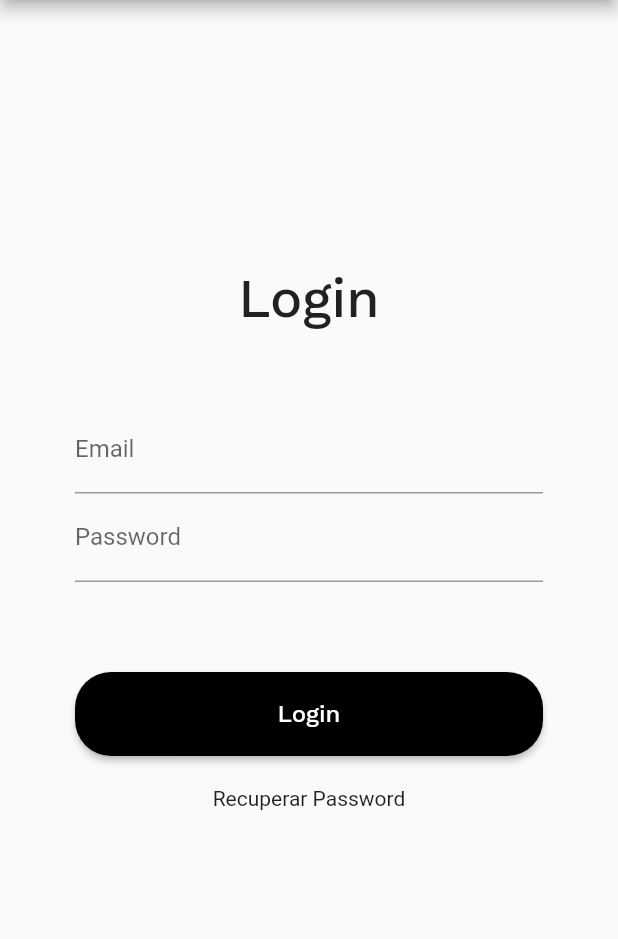
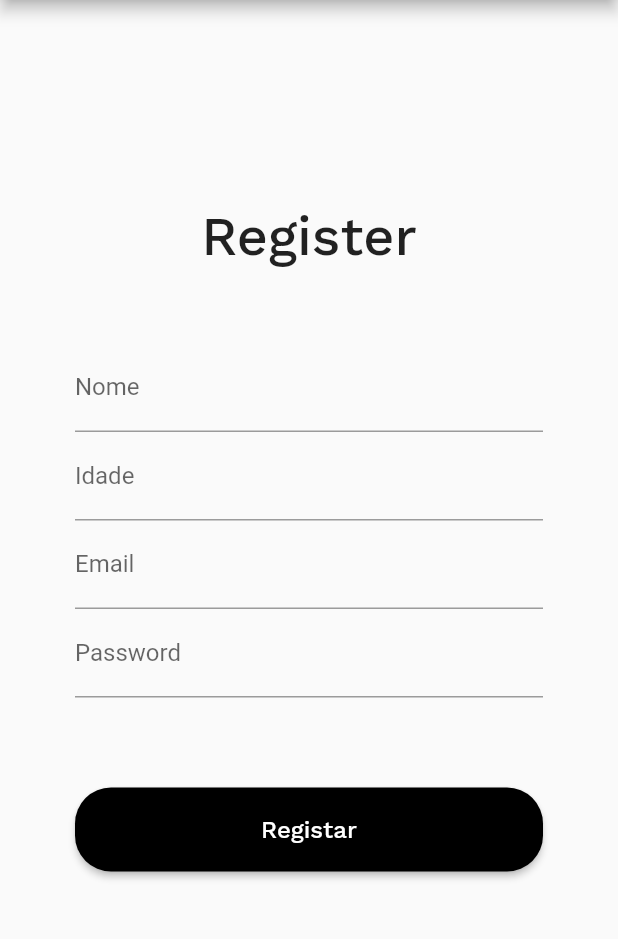
Before and after one commit to onurbue/relife, a Flutter app: the screen it shows after launch, on a phone screen of 412 x 824 dp, the part 84-1023 px from its top. Run offline on Flutter 3.47's test engine with Material 2 defaults, Android fonts, the phone set to English and light mode, and no system bars; our stand-ins replace google_fonts.

Commit message:
added register page

```diff
--- a/lib/main.dart
+++ b/lib/main.dart
@@ -1,7 +1,7 @@
 import 'package:flutter/material.dart';
 import 'package:relife/views/HomePage/homepage.dart';
 import 'package:relife/views/Login/login_page.dart';
-import 'package:relife/views/RecoverPassword/recover_password.dart';
+import 'package:relife/views/Register/register.dart';
 
 void main() {
   runApp(
@@ -17,8 +17,8 @@ class MyApp extends StatelessWidget {
     return const MaterialApp(
       title: 'ReLife',
       // home: HomePage(),
-      home: LoginPage(),
-      //home: RecoverPassword(),
+      //home: LoginPage(),
+      home: RegisterPage(),
     );
   }
 }
--- a/lib/views/RecoverPassword/recover_password.dart
+++ b/lib/views/RecoverPassword/recover_password.dart
@@ -46,7 +46,7 @@ class RecoverPassword extends StatelessWidget {
                       ),
                     ),
                     child: Text(
-                      'Send me a new password',
+                      'Enviem-me uma password nova',
                       style: GoogleFonts.workSans(
                         textStyle: const TextStyle(
                             fontSize: 16, fontWeight: FontWeight.w500),
--- /dev/null
+++ b/lib/views/Register/register.dart
@@ -0,0 +1,87 @@
+import 'package:flutter/material.dart';
+import 'package:google_fonts/google_fonts.dart';
+import 'package:relife/views/Login/login_page.dart';
+
+import '../../widgets/appbar.dart';
+
+class RegisterPage extends StatelessWidget {
+  const RegisterPage({super.key});
+
+  @override
+  Widget build(BuildContext context) {
+    return Scaffold(
+      appBar: customAppBar(),
+      body: Column(
+        mainAxisAlignment: MainAxisAlignment.center,
+        crossAxisAlignment: CrossAxisAlignment.center,
+        children: [
+          Text(
+            'Register',
+            style: GoogleFonts.workSans(
+                textStyle:
+                    const TextStyle(fontSize: 36, fontWeight: FontWeight.w500)),
+          ),
+          Padding(
+            padding: const EdgeInsets.all(50),
+            child: Column(children: [
+              TextFormField(
+                decoration: const InputDecoration(
+                  hintText: 'Insere o teu nome',
+                  labelText: 'Nome',
+                ),
+              ),
+              TextFormField(
+                decoration: const InputDecoration(
+                  hintText: 'Insere a tua idade',
+                  labelText: 'Idade',
+                ),
+              ),
+              TextFormField(
+                decoration: const InputDecoration(
+                  hintText: 'Insere o teu email',
+                  labelText: 'Email',
+                ),
+              ),
+              TextFormField(
+                decoration: const InputDecoration(
+                  hintText: 'Insere a tua password',
+                  labelText: 'Password',
+                ),
+              ),
+              const SizedBox(height: 60),
+              SizedBox(
+                width: 346,
+                height: 56,
+                child: ElevatedButton(
+                  onPressed: () {
+                    Navigator.push(
+                      context,
+                      MaterialPageRoute(
+                        builder: (context) => const LoginPage(),
+                      ),
+                    );
+                  },
+                  style: ElevatedButton.styleFrom(
+                    backgroundColor: Colors.black,
+                    shape: RoundedRectangleBorder(
+                      borderRadius: BorderRadius.circular(24),
+                    ),
+                  ),
+                  child: Text(
+                    'Registar',
+                    style: GoogleFonts.workSans(
+                      textStyle: const TextStyle(
+                        fontSize: 16,
+                        fontWeight: FontWeight.w500,
+                      ),
+                    ),
+                  ),
+                ),
+              ),
+            ]),
+          ),
+        ],
+      ),
+    );
+  }
+}
```
